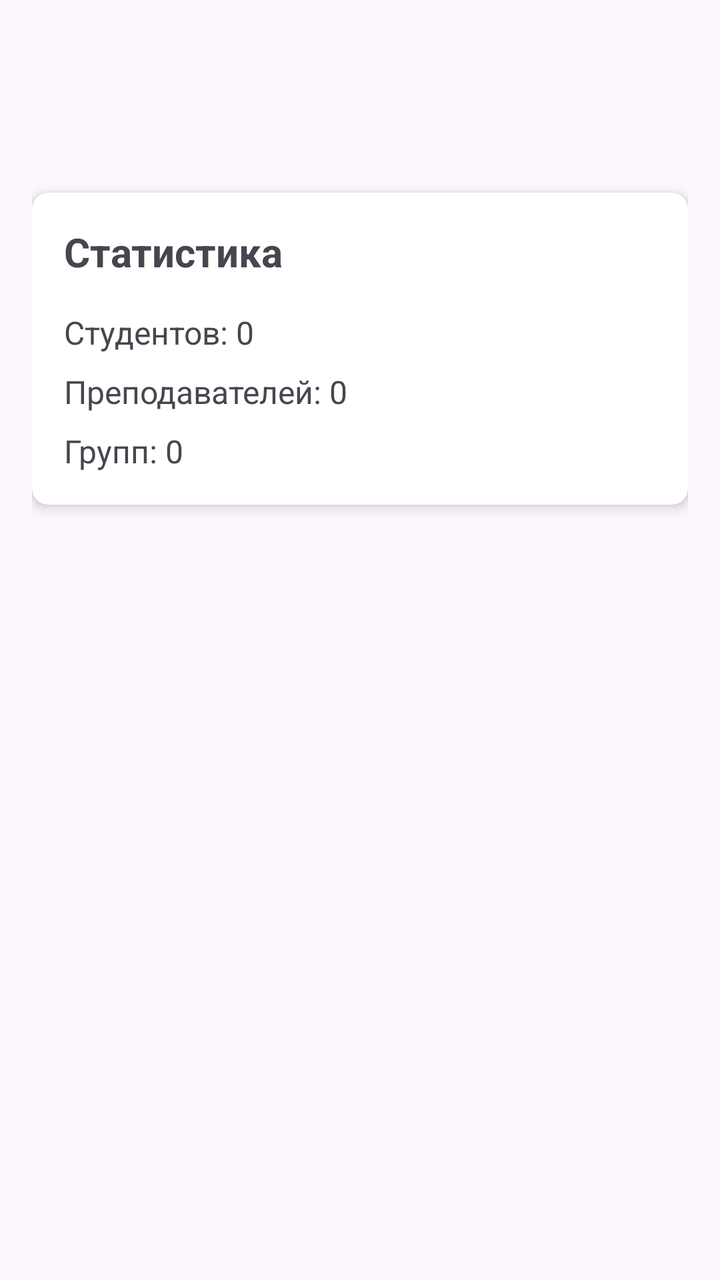
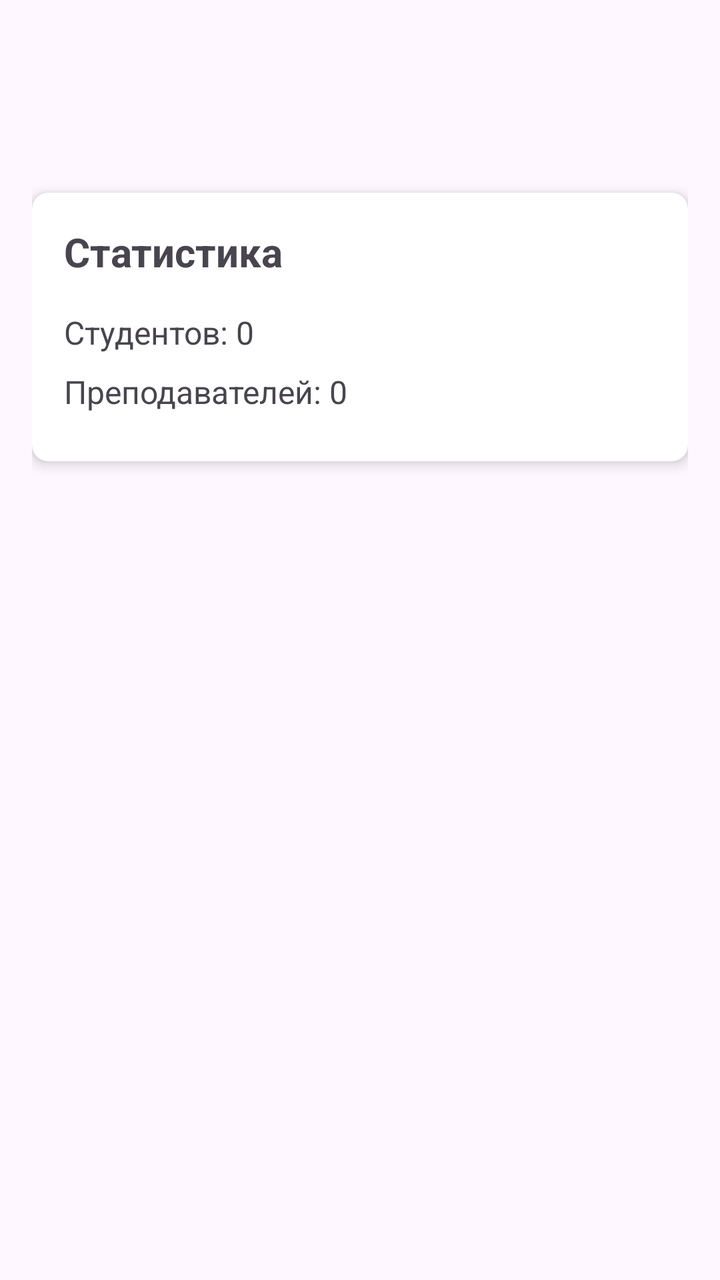

The first picture is an Android layout as it rendered before a commit; the second is the same layout after the commit. The layout source and the unified diff follow.
<!-- AndroidManifest.xml: application theme Theme.Zd7 -->
<!-- res/layout/fragment_home.xml -->
<?xml version="1.0" encoding="utf-8"?>
<ScrollView xmlns:android="http://schemas.android.com/apk/res/android"
    xmlns:app="http://schemas.android.com/apk/res-auto"
    android:layout_width="match_parent"
    android:layout_height="match_parent">

    <LinearLayout
        android:layout_width="match_parent"
        android:layout_height="wrap_content"
        android:orientation="vertical"
        android:padding="16dp">

        <TextView
            android:id="@+id/tvWelcome"
            android:layout_width="match_parent"
            android:layout_height="wrap_content"
            android:textSize="18sp"
            android:textStyle="bold"
            android:padding="16dp"
            android:gravity="center"
            android:layout_marginBottom="24dp"/>

        <androidx.cardview.widget.CardView
            android:layout_width="match_parent"
            android:layout_height="wrap_content"
            android:layout_marginBottom="16dp"
            app:cardCornerRadius="8dp"
            app:cardElevation="4dp">

            <LinearLayout
                android:layout_width="match_parent"
                android:layout_height="wrap_content"
                android:orientation="vertical"
                android:padding="16dp">

                <TextView
                    android:layout_width="wrap_content"
                    android:layout_height="wrap_content"
                    android:text="Статистика"
                    android:textSize="20sp"
                    android:textStyle="bold"
                    android:layout_marginBottom="16dp"/>

                <TextView
                    android:id="@+id/tvStudentCount"
                    android:layout_width="wrap_content"
                    android:layout_height="wrap_content"
                    android:text="Студентов: 0"
                    android:textSize="16sp"
                    android:layout_marginBottom="8dp"/>

                <TextView
                    android:id="@+id/tvTeacherCount"
                    android:layout_width="wrap_content"
                    android:layout_height="wrap_content"
                    android:text="Преподавателей: 0"
                    android:textSize="16sp"
                    android:layout_marginBottom="8dp"/>

                <TextView
                    android:id="@+id/tvGroupCount"
                    android:layout_width="wrap_content"
                    android:layout_height="wrap_content"
                    android:text="Групп: 0"
                    android:textSize="16sp"/>
            </LinearLayout>
        </androidx.cardview.widget.CardView>

    </LinearLayout>
</ScrollView>
<!-- resources referenced by this layout -->
<resources>
  <style name="Theme.Zd7" parent="Base.Theme.Zd7" />
  <style name="Base.Theme.Zd7" parent="Theme.Material3.DayNight.NoActionBar">
          
          
      </style>
</resources>

<!-- the commit's change to res/layout/fragment_home.xml (unified diff, before → after) -->
@@ -56,13 +56,6 @@
                     android:text="Преподавателей: 0"
                     android:textSize="16sp"
                     android:layout_marginBottom="8dp"/>
-
-                <TextView
-                    android:id="@+id/tvGroupCount"
-                    android:layout_width="wrap_content"
-                    android:layout_height="wrap_content"
-                    android:text="Групп: 0"
-                    android:textSize="16sp"/>
             </LinearLayout>
         </androidx.cardview.widget.CardView>
 
